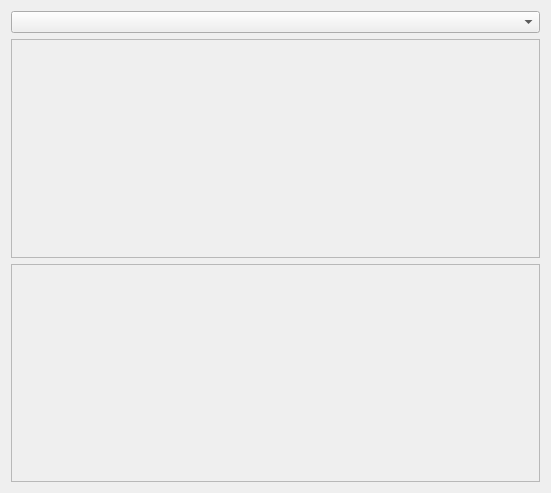
Qt form src/joystick_manager.ui (YevheniiKovryzhenko/KGroundControl) before a commit.
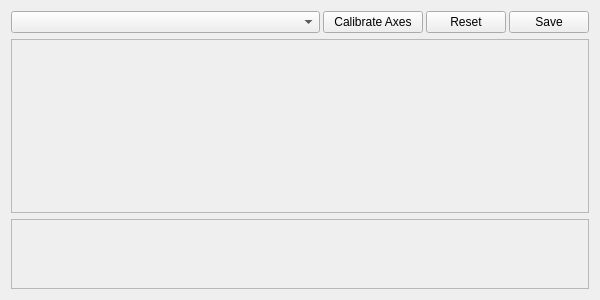
The same form after that commit.

Patch:
```diff
--- a/src/joystick_manager.ui
+++ b/src/joystick_manager.ui
@@ -6,16 +6,111 @@
    <rect>
     <x>0</x>
     <y>0</y>
-    <width>551</width>
-    <height>493</height>
+    <width>600</width>
+    <height>300</height>
    </rect>
   </property>
+  <property name="minimumSize">
+   <size>
+    <width>600</width>
+    <height>300</height>
+   </size>
+  </property>
   <property name="windowTitle">
    <string>Form</string>
   </property>
   <layout class="QVBoxLayout" name="verticalLayout">
    <item>
-    <widget class="QComboBox" name="comboBox_joysticopt"/>
+    <layout class="QHBoxLayout" name="horizontalLayout">
+     <property name="spacing">
+      <number>3</number>
+     </property>
+     <item>
+      <widget class="QComboBox" name="comboBox_joysticopt">
+       <property name="sizePolicy">
+        <sizepolicy hsizetype="Expanding" vsizetype="Fixed">
+         <horstretch>0</horstretch>
+         <verstretch>0</verstretch>
+        </sizepolicy>
+       </property>
+       <property name="minimumSize">
+        <size>
+         <width>200</width>
+         <height>0</height>
+        </size>
+       </property>
+      </widget>
+     </item>
+     <item>
+      <widget class="QPushButton" name="pushButton_cal_axes">
+       <property name="sizePolicy">
+        <sizepolicy hsizetype="Minimum" vsizetype="Fixed">
+         <horstretch>0</horstretch>
+         <verstretch>0</verstretch>
+        </sizepolicy>
+       </property>
+       <property name="minimumSize">
+        <size>
+         <width>100</width>
+         <height>0</height>
+        </size>
+       </property>
+       <property name="text">
+        <string>Calibrate Axes</string>
+       </property>
+       <property name="checkable">
+        <bool>true</bool>
+       </property>
+      </widget>
+     </item>
+     <item>
+      <widget class="QPushButton" name="pushButton_reset">
+       <property name="sizePolicy">
+        <sizepolicy hsizetype="Minimum" vsizetype="Fixed">
+         <horstretch>0</horstretch>
+         <verstretch>0</verstretch>
+        </sizepolicy>
+       </property>
+       <property name="minimumSize">
+        <size>
+         <width>50</width>
+         <height>0</height>
+        </size>
+       </property>
+       <property name="text">
+        <string>Reset</string>
+       </property>
+       <property name="checkable">
+        <bool>false</bool>
+       </property>
+       <property name="checked">
+        <bool>false</bool>
+       </property>
+      </widget>
+     </item>
+     <item>
+      <widget class="QPushButton" name="pushButton_save">
+       <property name="sizePolicy">
+        <sizepolicy hsizetype="Minimum" vsizetype="Fixed">
+         <horstretch>0</horstretch>
+         <verstretch>0</verstretch>
+        </sizepolicy>
+       </property>
+       <property name="minimumSize">
+        <size>
+         <width>50</width>
+         <height>0</height>
+        </size>
+       </property>
+       <property name="text">
+        <string>Save</string>
+       </property>
+       <property name="checkable">
+        <bool>false</bool>
+       </property>
+      </widget>
+     </item>
+    </layout>
    </item>
    <item>
     <widget class="QScrollArea" name="scrollArea_axis">
@@ -27,8 +122,8 @@
        <rect>
         <x>0</x>
         <y>0</y>
-        <width>531</width>
-        <height>218</height>
+        <width>580</width>
+        <height>172</height>
        </rect>
       </property>
      </widget>
@@ -36,6 +131,12 @@
    </item>
    <item>
     <widget class="QScrollArea" name="scrollArea_buttons">
+     <property name="sizePolicy">
+      <sizepolicy hsizetype="Expanding" vsizetype="Preferred">
+       <horstretch>0</horstretch>
+       <verstretch>0</verstretch>
+      </sizepolicy>
+     </property>
      <property name="widgetResizable">
       <bool>true</bool>
      </property>
@@ -44,8 +145,8 @@
        <rect>
         <x>0</x>
         <y>0</y>
-        <width>531</width>
-        <height>217</height>
+        <width>580</width>
+        <height>68</height>
        </rect>
       </property>
      </widget>
```
Left out of the diff: 2 changed lines with no effect on the pictures.
